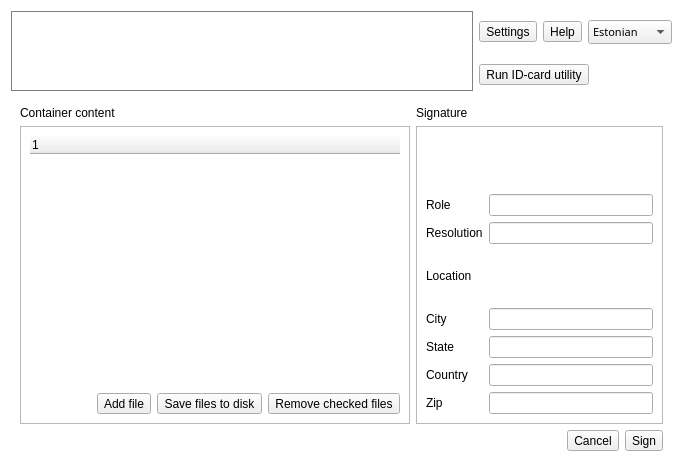
tixsys/esteid, file qdigidocclient/trunk/src/ui/MainWindow.ui: the form before one commit.
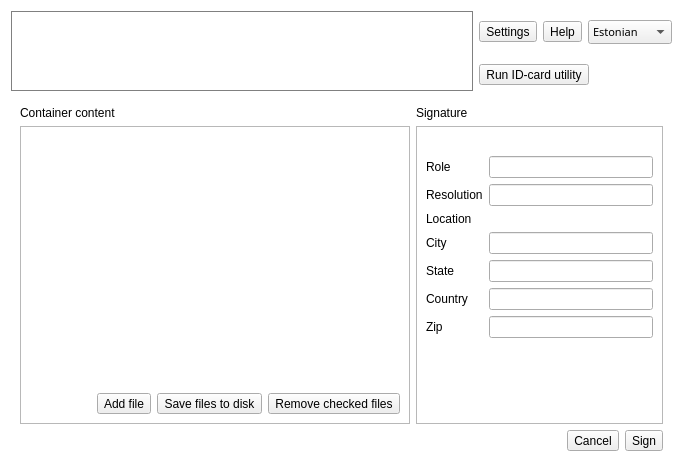
The form after the commit. The open tabs and pages were chosen to show the change. Icons and pictures are not drawn.

```diff
--- a/qdigidocclient/trunk/src/ui/MainWindow.ui
+++ b/qdigidocclient/trunk/src/ui/MainWindow.ui
@@ -445,9 +445,28 @@
             <property name="frameShape" >
              <enum>QFrame::NoFrame</enum>
             </property>
+            <property name="horizontalScrollBarPolicy" >
+             <enum>Qt::ScrollBarAlwaysOff</enum>
+            </property>
             <property name="rootIsDecorated" >
              <bool>false</bool>
             </property>
+            <property name="headerHidden" >
+             <bool>true</bool>
+            </property>
+            <property name="columnCount" >
+             <number>2</number>
+            </property>
+            <column>
+             <property name="text" >
+              <string>Filename</string>
+             </property>
+            </column>
+            <column>
+             <property name="text" >
+              <string>Size</string>
+             </property>
+            </column>
            </widget>
           </item>
           <item>
@@ -581,6 +600,19 @@
           <item row="7" column="2" >
            <widget class="QLineEdit" name="signZipInput" />
           </item>
+          <item row="8" column="2" >
+           <spacer name="verticalSpacer" >
+            <property name="orientation" >
+             <enum>Qt::Vertical</enum>
+            </property>
+            <property name="sizeHint" stdset="0" >
+             <size>
+              <width>20</width>
+              <height>40</height>
+             </size>
+            </property>
+           </spacer>
+          </item>
          </layout>
         </widget>
        </item>
```
Left out of the diff: 19 changed lines with no effect on the pictures.
